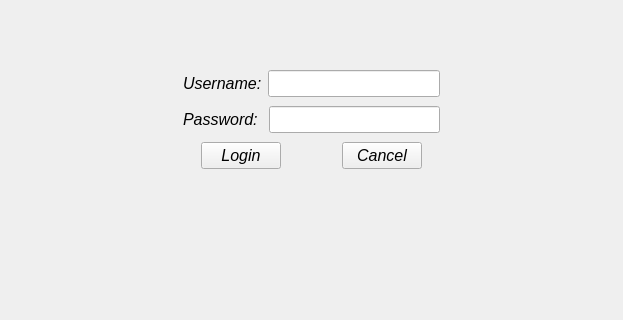
Old version of the form loginwindow.ui in the repository asmorgan24/login_marketplace; both pictures show x 0 to 623 and y 0 to 320 of the 623 by 528 pixel window.
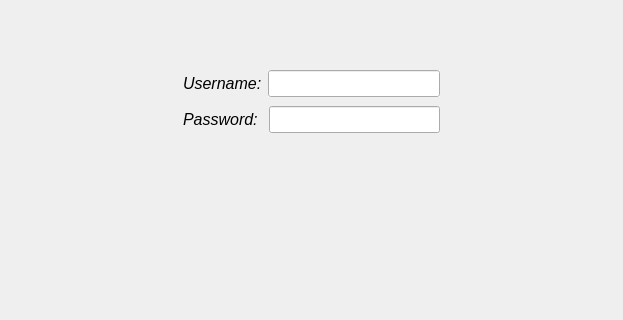
New version of the form. Icons and pictures are not drawn.

```diff
--- a/loginwindow.ui
+++ b/loginwindow.ui
@@ -28,7 +28,7 @@
    </property>
    <layout class="QVBoxLayout" name="verticalLayout">
     <item>
-     <layout class="QVBoxLayout" name="mainLayout" stretch="0,1,1,1,0">
+     <layout class="QVBoxLayout" name="mainLayout" stretch="0,1,1,0">
       <property name="spacing">
        <number>9</number>
       </property>
@@ -122,7 +122,14 @@
          </widget>
         </item>
         <item>
-         <widget class="QLineEdit" name="lineEdit_2"/>
+         <widget class="QLineEdit" name="lineEdit_2">
+          <property name="focusPolicy">
+           <enum>Qt::NoFocus</enum>
+          </property>
+          <property name="autoFillBackground">
+           <bool>true</bool>
+          </property>
+         </widget>
         </item>
         <item>
          <spacer name="horizontalSpacer_7">
@@ -163,6 +170,9 @@
         </item>
         <item>
          <widget class="QLineEdit" name="lineEdit">
+          <property name="focusPolicy">
+           <enum>Qt::NoFocus</enum>
+          </property>
           <property name="echoMode">
            <enum>QLineEdit::Password</enum>
           </property>
@@ -183,118 +193,6 @@
         </item>
        </layout>
       </item>
-      <item>
-       <layout class="QHBoxLayout" name="horizontalLayout_4">
-        <property name="bottomMargin">
-         <number>8</number>
-        </property>
-        <item>
-         <spacer name="horizontalSpacer_2">
-          <property name="orientation">
-           <enum>Qt::Horizontal</enum>
-          </property>
-          <property name="sizeHint" stdset="0">
-           <size>
-            <width>80</width>
-            <height>20</height>
-           </size>
-          </property>
-         </spacer>
-        </item>
-        <item>
-         <spacer name="horizontalSpacer_10">
-          <property name="orientation">
-           <enum>Qt::Horizontal</enum>
-          </property>
-          <property name="sizeHint" stdset="0">
-           <size>
-            <width>40</width>
-            <height>20</height>
-           </size>
-          </property>
-         </spacer>
-        </item>
-        <item>
-         <spacer name="horizontalSpacer_8">
-          <property name="orientation">
-           <enum>Qt::Horizontal</enum>
-          </property>
-          <property name="sizeHint" stdset="0">
-           <size>
-            <width>40</width>
-            <height>20</height>
-           </size>
-          </property>
-         </spacer>
-        </item>
-        <item>
-         <widget class="QPushButton" name="pushButton">
-          <property name="text">
-           <string>Login</string>
-          </property>
-         </widget>
-        </item>
-        <item>
-         <spacer name="horizontalSpacer">
-          <property name="orientation">
-           <enum>Qt::Horizontal</enum>
-          </property>
-          <property name="sizeHint" stdset="0">
-           <size>
-            <width>5</width>
-            <height>20</height>
-           </size>
-          </property>
-         </spacer>
-        </item>
-        <item>
-         <widget class="QPushButton" name="pushButton_2">
-          <property name="text">
-           <string>Cancel</string>
-          </property>
-         </widget>
-        </item>
-        <item>
-         <spacer name="horizontalSpacer_9">
-          <property name="orientation">
-           <enum>Qt::Horizontal</enum>
-          </property>
-          <property name="sizeHint" stdset="0">
-           <size>
-            <width>40</width>
-            <height>20</height>
-           </size>
-          </property>
-         </spacer>
-        </item>
-        <item>
-         <spacer name="horizontalSpacer_11">
-          <property name="orientation">
-           <enum>Qt::Horizontal</enum>
-          </property>
-          <property name="sizeHint" stdset="0">
-           <size>
-            <width>40</width>
-            <height>20</height>
-           </size>
-          </property>
-         </spacer>
-        </item>
-        <item>
-         <spacer name="horizontalSpacer_3">
-          <property name="orientation">
-           <enum>Qt::Horizontal</enum>
-          </property>
-          <property name="sizeHint" stdset="0">
-           <size>
-            <width>80</width>
-            <height>20</height>
-           </size>
-          </property>
-         </spacer>
-        </item>
-       </layout>
-      </item>
       <item>
        <layout class="QVBoxLayout" name="verticalLayout_2">
         <property name="topMargin">
```
